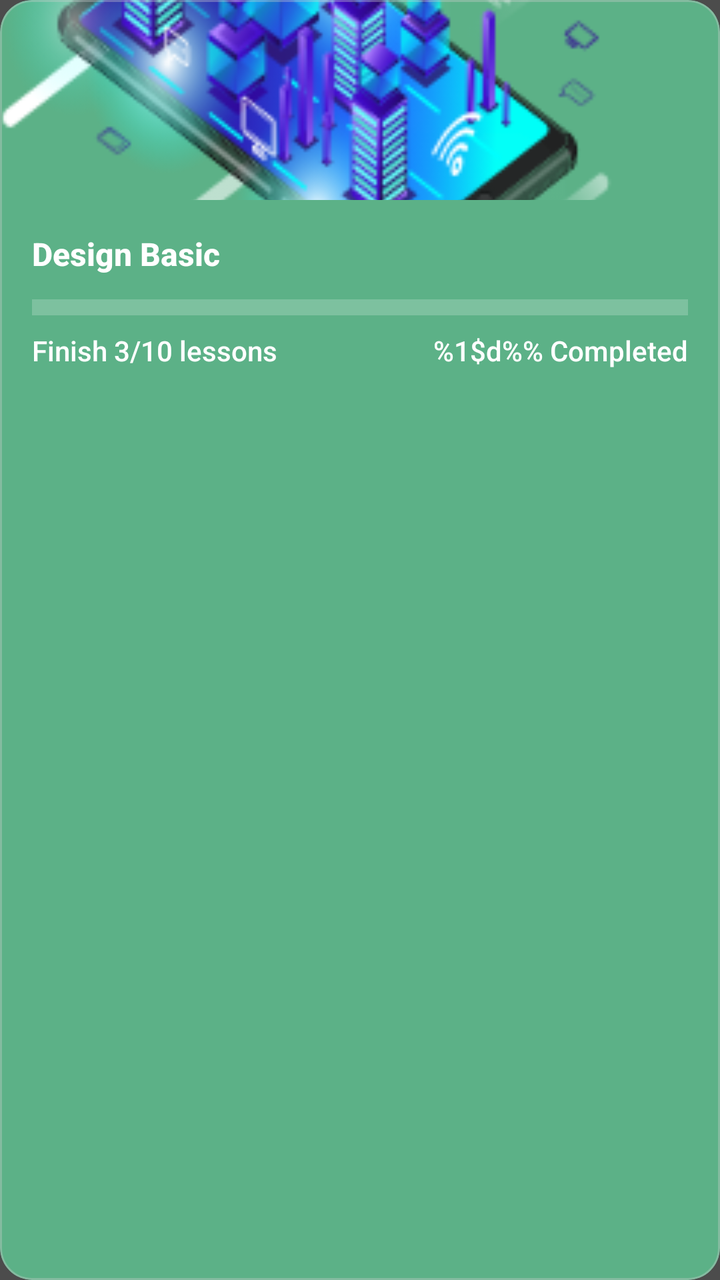
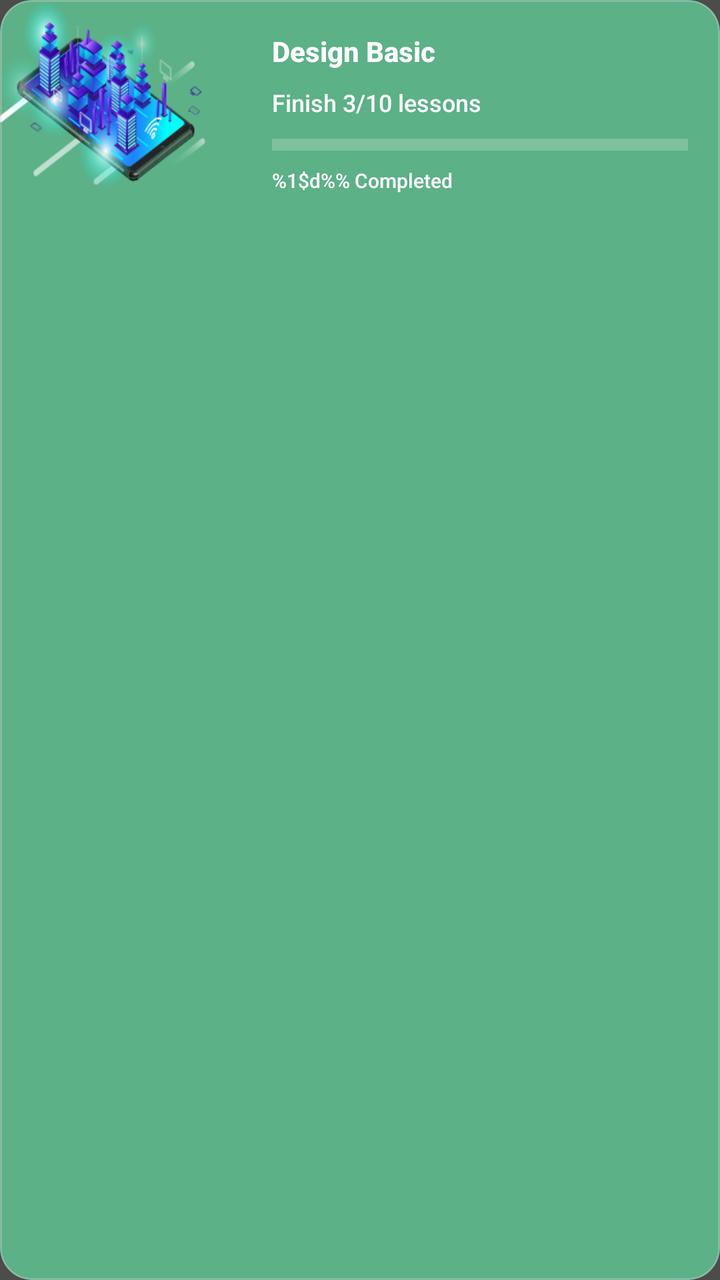

Compare the two renders of this Android layout. The source of the first and the diff that turns it into the second are given below.
<!-- AndroidManifest.xml: application theme AppTheme -->
<!-- res/layout/card_joined_course_sa.xml -->
<?xml version="1.0" encoding="utf-8"?>
<com.google.android.material.card.MaterialCardView xmlns:android="http://schemas.android.com/apk/res/android"
    xmlns:app="http://schemas.android.com/apk/res-auto"
    android:layout_width="match_parent"
    android:layout_height="wrap_content"
    android:layout_marginTop="8dp"
    android:layout_marginBottom="8dp"
    app:cardBackgroundColor="@color/joined_course_background"
    app:cardCornerRadius="16dp"
    app:cardElevation="0dp"
    app:strokeColor="@color/grey_light"
    app:strokeWidth="1dp">

    <LinearLayout
        android:layout_width="match_parent"
        android:layout_height="wrap_content"
        android:orientation="vertical">

        <ImageView
            android:id="@+id/imvCoursePhoto"
            android:layout_width="match_parent"
            android:layout_height="100dp"
            android:adjustViewBounds="true"
            android:scaleType="centerCrop"
            android:src="@drawable/android_developer" />

        <LinearLayout
            android:layout_width="match_parent"
            android:layout_height="wrap_content"
            android:orientation="vertical"
            android:padding="16dp">

            <TextView
                android:id="@+id/tvCourseTitle"
                android:layout_width="match_parent"
                android:layout_height="wrap_content"
                android:ellipsize="end"
                android:fontFamily="sans-serif-medium"
                android:lines="1"
                android:text="@string/title_course"
                android:textColor="@color/white"
                android:textSize="16sp"
                android:textStyle="bold" />

            <com.google.android.material.progressindicator.LinearProgressIndicator
                android:id="@+id/progressBar"
                android:layout_width="match_parent"
                android:layout_height="wrap_content"
                android:layout_marginTop="12dp"
                android:progress="60"
                app:indicatorColor="@color/white"
                app:trackColor="#33FFFFFF"
                app:trackThickness="8dp" />

            <androidx.constraintlayout.widget.ConstraintLayout
                android:layout_width="match_parent"
                android:layout_height="wrap_content"
                android:layout_marginTop="8dp"
                android:orientation="horizontal">

                <TextView
                    android:id="@+id/tvLessonProgress"
                    android:layout_width="wrap_content"
                    android:layout_height="wrap_content"
                    android:fontFamily="sans-serif-medium"
                    android:text="Finish 3/10 lessons"
                    android:textColor="@color/white"
                    android:textSize="14sp"
                    app:layout_constraintLeft_toLeftOf="parent"
                    app:layout_constraintTop_toTopOf="parent" />

                <TextView
                    android:id="@+id/tvFeaturedProgressPercentage"
                    android:layout_width="wrap_content"
                    android:layout_height="wrap_content"
                    android:fontFamily="sans-serif-medium"
                    android:text="@string/percentage_course"
                    android:textColor="@color/white"
                    android:textSize="14sp"
                    app:layout_constraintRight_toRightOf="parent"
                    app:layout_constraintTop_toTopOf="parent" />

            </androidx.constraintlayout.widget.ConstraintLayout>

        </LinearLayout>
    </LinearLayout>
</com.google.android.material.card.MaterialCardView>
<!-- resources referenced by this layout -->
<resources>
  <color name="grey_light">#59CFCFCF</color>
  <color name="joined_course_background">@color/color2</color>
  <color name="white">#FFFFFF</color>
  <!-- drawable android_developer: png bitmap (drawable, 61350 bytes) -->
  <string name="percentage_course">%1$d%% Completed</string>
  <string name="title_course">Design Basic</string>
  <style name="AppTheme" parent="Theme.MaterialComponents.DayNight.NoActionBar">
          
          <item name="colorPrimary">@color/option1</item>
          <item name="colorPrimaryDark">@color/colorPrimaryDark</item>
          <item name="colorAccent">@color/colorAccent</item>
  
          <item name="android:fontFamily">@font/calibri</item>
          <item name="android:windowBackground">@color/color_hint</item>
          <item name="android:textColorPrimary">@color/colorPrimary</item>
          <item name="android:windowContentTransitions">true</item>
  
          <item name="colorControlNormal">@color/color_control</item>
          <item name="android:textColorSecondary">@color/grey_light</item>
          <item name="colorControlActivated">@color/colorAccent</item>
  
  
      </style>
  <color name="color2">#5CB187</color>
  <color name="option1">#503FEF</color>
  <color name="colorPrimaryDark">#2A2E43</color>
  <color name="colorAccent">#FF402D</color>
  <color name="color_hint">#4c4c4c</color>
  <color name="colorPrimary">#FCFCFC</color>
  <color name="color_control">#000000</color>
</resources>

<!-- the commit's change to res/layout/card_joined_course_sa.xml (unified diff, before → after) -->
@@ -1,6 +1,7 @@
 <?xml version="1.0" encoding="utf-8"?>
 <com.google.android.material.card.MaterialCardView xmlns:android="http://schemas.android.com/apk/res/android"
     xmlns:app="http://schemas.android.com/apk/res-auto"
+    xmlns:tools="http://schemas.android.com/tools"
     android:layout_width="match_parent"
     android:layout_height="wrap_content"
     android:layout_marginTop="8dp"
@@ -11,77 +12,84 @@
     app:strokeColor="@color/grey_light"
     app:strokeWidth="1dp">
 
-    <LinearLayout
+    <androidx.constraintlayout.widget.ConstraintLayout
         android:layout_width="match_parent"
-        android:layout_height="wrap_content"
-        android:orientation="vertical">
+        android:layout_height="wrap_content">
 
         <ImageView
             android:id="@+id/imvCoursePhoto"
-            android:layout_width="match_parent"
-            android:layout_height="100dp"
+            android:layout_width="120dp"
+            android:layout_height="0dp"
             android:adjustViewBounds="true"
             android:scaleType="centerCrop"
-            android:src="@drawable/android_developer" />
+            android:src="@drawable/android_developer"
+            android:contentDescription="@string/title_course"
+            app:layout_constraintBottom_toBottomOf="parent"
+            app:layout_constraintStart_toStartOf="parent"
+            app:layout_constraintTop_toTopOf="parent" />
 
-        <LinearLayout
-            android:layout_width="match_parent"
+        <TextView
+            android:id="@+id/tvCourseTitle"
+            android:layout_width="0dp"
             android:layout_height="wrap_content"
-            android:orientation="vertical"
-            android:padding="16dp">
+            android:layout_marginStart="16dp"
+            android:layout_marginTop="16dp"
+            android:layout_marginEnd="16dp"
+            android:ellipsize="end"
+            android:fontFamily="sans-serif-medium"
+            android:maxLines="1"
+            android:text="@string/title_course"
+            android:textColor="@color/white"
+            android:textSize="14sp"
+            android:textStyle="bold"
+            app:layout_constraintEnd_toEndOf="parent"
+            app:layout_constraintStart_toEndOf="@id/imvCoursePhoto"
+            app:layout_constraintTop_toTopOf="parent" />
 
-            <TextView
-                android:id="@+id/tvCourseTitle"
-                android:layout_width="match_parent"
-                android:layout_height="wrap_content"
-                android:ellipsize="end"
-                android:fontFamily="sans-serif-medium"
-                android:lines="1"
-                android:text="@string/title_course"
-                android:textColor="@color/white"
-                android:textSize="16sp"
-                android:textStyle="bold" />
+        <TextView
+            android:id="@+id/tvLessonProgress"
+            android:layout_width="wrap_content"
+            android:layout_height="wrap_content"
+            android:layout_marginStart="16dp"
+            android:layout_marginTop="8dp"
+            android:layout_marginBottom="16dp"
+            android:fontFamily="sans-serif-medium"
+            android:text="Finish 3/10 lessons"
+            android:textColor="@color/white"
+            android:textSize="12sp"
+            app:layout_constraintStart_toEndOf="@id/imvCoursePhoto"
+            app:layout_constraintTop_toBottomOf="@id/tvCourseTitle" />
 
-            <com.google.android.material.progressindicator.LinearProgressIndicator
-                android:id="@+id/progressBar"
-                android:layout_width="match_parent"
-                android:layout_height="wrap_content"
-                android:layout_marginTop="12dp"
-                android:progress="60"
-                app:indicatorColor="@color/white"
-                app:trackColor="#33FFFFFF"
-                app:trackThickness="8dp" />
 
-            <androidx.constraintlayout.widget.ConstraintLayout
-                android:layout_width="match_parent"
-                android:layout_height="wrap_content"
-                android:layout_marginTop="8dp"
-                android:orientation="horizontal">
+        <com.google.android.material.progressindicator.LinearProgressIndicator
+            android:id="@+id/progressBar"
+            android:layout_width="0dp"
+            android:layout_height="wrap_content"
+            android:layout_marginStart="16dp"
+            android:layout_marginTop="10dp"
+            android:layout_marginEnd="16dp"
+            android:progress="60"
+            app:indicatorColor="@color/white"
+            app:trackColor="#33FFFFFF"
+            app:trackThickness="6dp"
+            app:layout_constraintEnd_toEndOf="parent"
+            app:layout_constraintStart_toEndOf="@id/imvCoursePhoto"
+            app:layout_constraintTop_toBottomOf="@id/tvLessonProgress" />
 
-                <TextView
-                    android:id="@+id/tvLessonProgress"
-                    android:layout_width="wrap_content"
-                    android:layout_height="wrap_content"
-                    android:fontFamily="sans-serif-medium"
-                    android:text="Finish 3/10 lessons"
-                    android:textColor="@color/white"
-                    android:textSize="14sp"
-                    app:layout_constraintLeft_toLeftOf="parent"
-                    app:layout_constraintTop_toTopOf="parent" />
+        <TextView
+            android:id="@+id/tvFeaturedProgressPercentage"
+            android:layout_width="wrap_content"
+            android:layout_height="wrap_content"
+            android:layout_marginStart="16dp"
+            android:layout_marginTop="8dp"
+            android:layout_marginBottom="16dp"
+            android:fontFamily="sans-serif-medium"
+            android:text="@string/percentage_course"
+            android:textColor="@color/white"
+            android:textSize="10sp"
+            app:layout_constraintBottom_toBottomOf="parent"
+            app:layout_constraintStart_toEndOf="@id/imvCoursePhoto"
+            app:layout_constraintTop_toBottomOf="@id/progressBar"/>
 
-                <TextView
-                    android:id="@+id/tvFeaturedProgressPercentage"
-                    android:layout_width="wrap_content"
-                    android:layout_height="wrap_content"
-                    android:fontFamily="sans-serif-medium"
-                    android:text="@string/percentage_course"
-                    android:textColor="@color/white"
-                    android:textSize="14sp"
-                    app:layout_constraintRight_toRightOf="parent"
-                    app:layout_constraintTop_toTopOf="parent" />
-
-            </androidx.constraintlayout.widget.ConstraintLayout>
-
-        </LinearLayout>
-    </LinearLayout>
+    </androidx.constraintlayout.widget.ConstraintLayout>
 </com.google.android.material.card.MaterialCardView>
